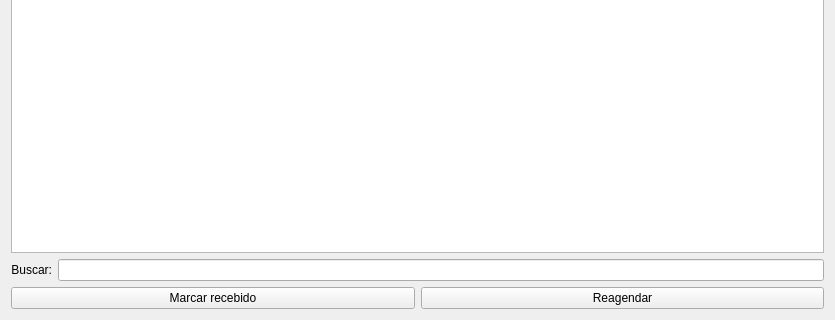
Above: ui/widgetlogisticarecebimento.ui from lellisls/ERP-STACCATO before the change; both pictures show x 0 to 835 and y 179 to 499 of the 835 by 499 pixel window. Below: the same form after it.
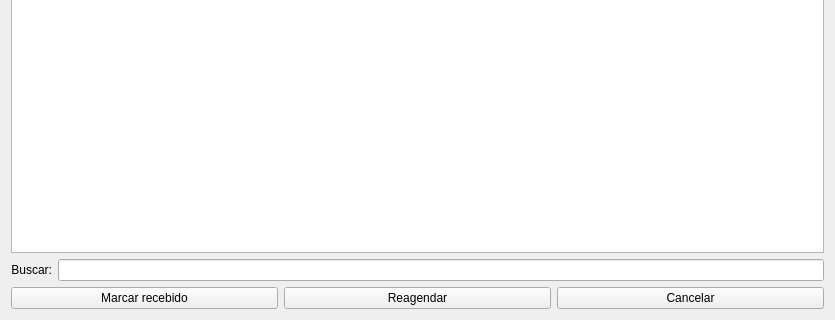
That is the form after the change. Custom widgets are drawn as their Qt base class.

What changed in the file:
```diff
--- a/ui/widgetlogisticarecebimento.ui
+++ b/ui/widgetlogisticarecebimento.ui
@@ -97,6 +97,13 @@
        </property>
       </widget>
      </item>
+     <item row="0" column="2">
+      <widget class="QPushButton" name="pushButtonCancelar">
+       <property name="text">
+        <string>Cancelar</string>
+       </property>
+      </widget>
+     </item>
     </layout>
    </item>
   </layout>
```
